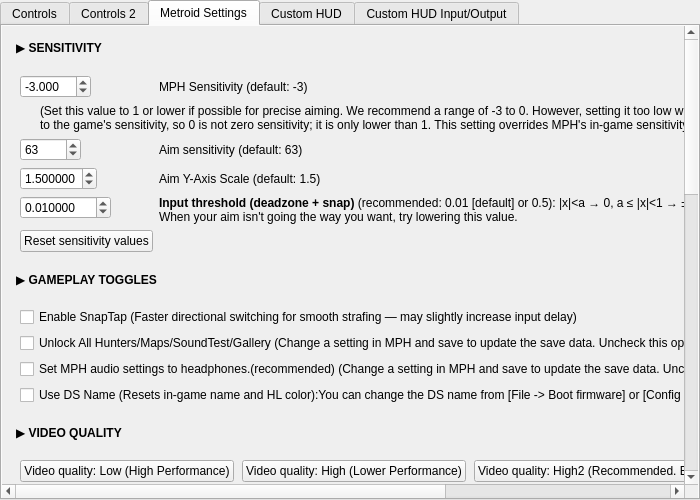
Before: the Qt Designer form src/frontend/qt_sdl/InputConfig/MelonPrimeInputConfig.ui in ag-advania/melonPrimeDS, drawn with Qt 5.
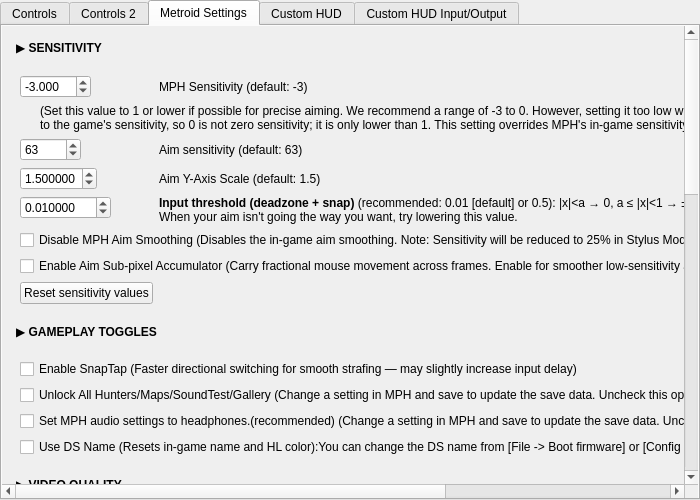
After: the same form once the commit is applied. The open tabs and pages were chosen to show the change.

Patch:
```diff
--- a/src/frontend/qt_sdl/InputConfig/MelonPrimeInputConfig.ui
+++ b/src/frontend/qt_sdl/InputConfig/MelonPrimeInputConfig.ui
@@ -181,7 +181,17 @@
 												</property>
 											</widget>
 										</item>
-										<item row="8" column="0">
+										<item row="7" column="0" colspan="2">
+											<widget class="QCheckBox" name="cbMetroidDisableMphAimSmoothing">
+												<property name="text"><string>Disable MPH Aim Smoothing (Disables the in-game aim smoothing. Note: Sensitivity will be reduced to 25% in Stylus Mode)</string></property>
+											</widget>
+										</item>
+										<item row="8" column="0" colspan="2">
+											<widget class="QCheckBox" name="cbMetroidEnableAimAccumulator">
+												<property name="text"><string>Enable Aim Sub-pixel Accumulator (Carry fractional mouse movement across frames. Enable for smoother low-sensitivity aiming)</string></property>
+											</widget>
+										</item>
+										<item row="9" column="0">
 											<widget class="QPushButton" name="metroidResetSensitivityValues">
 												<property name="text">
 													<string>Reset sensitivity values</string>
@@ -484,17 +494,7 @@
 											<property name="text"><string>Enable Stylus Mode (Leave this unchecked unless you want to play with the stylus)</string></property>
 										</widget>
 									</item>
-									<item>
-										<widget class="QCheckBox" name="cbMetroidDisableMphAimSmoothing">
-											<property name="text"><string>Disable MPH Aim Smoothing (Disables the in-game aim smoothing. Note: Sensitivity will be reduced to 25% in Stylus Mode)</string></property>
-										</widget>
-									</item>
-									<item>
-										<widget class="QCheckBox" name="cbMetroidEnableAimAccumulator">
-											<property name="text"><string>Enable Aim Sub-pixel Accumulator (Carry fractional mouse movement across frames. Enable for smoother low-sensitivity aiming)</string></property>
-										</widget>
-									</item>
-								</layout>
+									</layout>
 								</widget>
 							</item>
 
```
